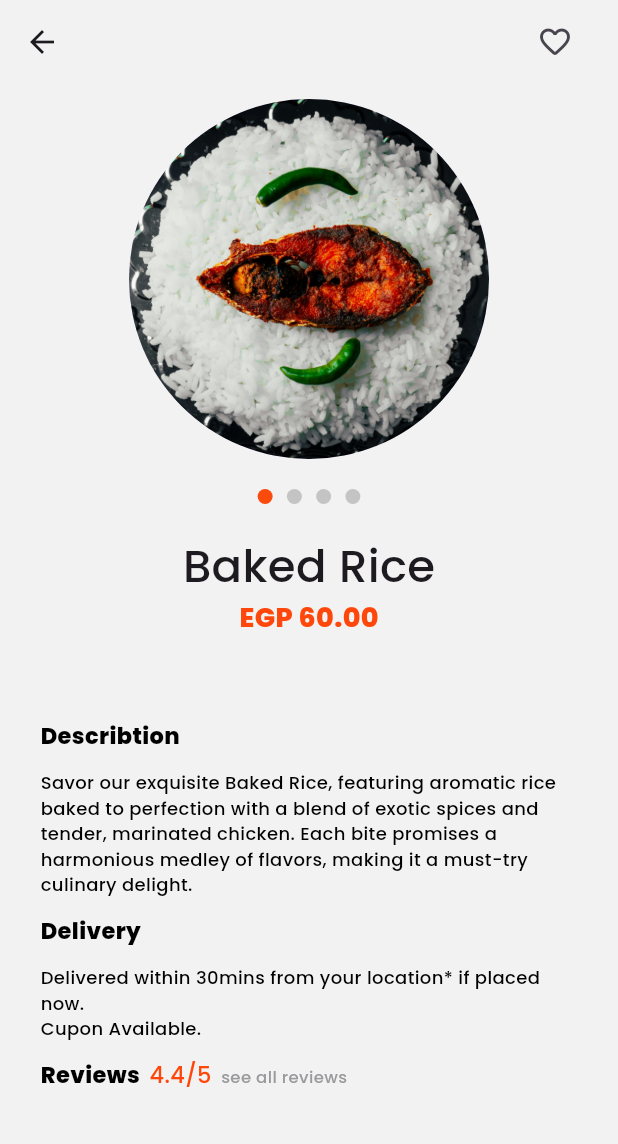
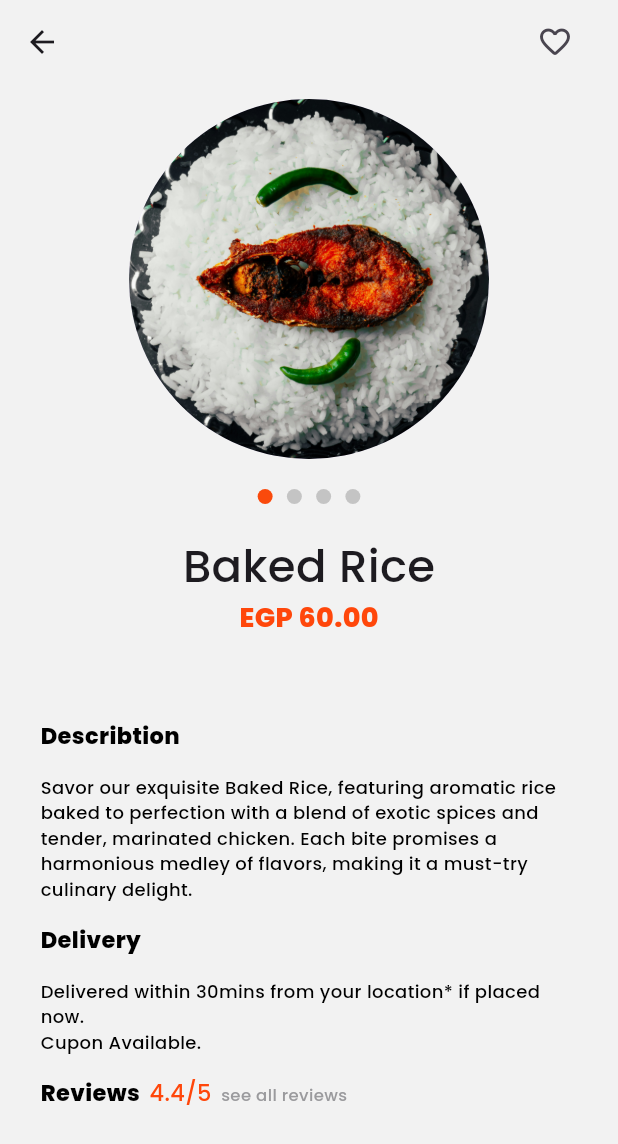
Before and after one commit to TheDestro22/food_delivery_app, a Flutter app: the BakedRice screen opened directly, on a phone screen of 412 x 824 dp. Shown: the top 1144 px of the screen. Run offline on Flutter 3.47's test engine with Material 3 defaults, Android fonts, the phone set to English and light mode, and no system bars; missing offline and left inert: pretty_animated_buttons.

Commit message:
Minor Change

```diff
--- a/lib/BakedRice.dart
+++ b/lib/BakedRice.dart
@@ -89,7 +89,7 @@ class _BakedRiceState extends State<BakedRice> {
                   crossAxisAlignment: CrossAxisAlignment.start,
                   children: [
                     Padding(
-                      padding: EdgeInsets.only(bottom: 12, top: 55),
+                      padding: EdgeInsets.only(bottom: 15, top: 55),
                       child: Text(
                         'Describtion',
                         style: TextStyle(
@@ -100,7 +100,7 @@ class _BakedRiceState extends State<BakedRice> {
                       ),
                     ),
                     Padding(
-                      padding: EdgeInsets.only(bottom: 12),
+                      padding: EdgeInsets.only(bottom: 15),
                       child: Text(
                         'Savor our exquisite Baked Rice, featuring aromatic rice baked to perfection with a blend of exotic spices and tender, marinated chicken. Each bite promises a harmonious medley of flavors, making it a must-try culinary delight.',
                         style: TextStyle(
@@ -110,7 +110,7 @@ class _BakedRiceState extends State<BakedRice> {
                       ),
                     ),
                     Padding(
-                      padding: EdgeInsets.only(bottom: 12),
+                      padding: EdgeInsets.only(bottom: 15),
                       child: Text(
                         'Delivery',
                         style: TextStyle(
@@ -121,7 +121,7 @@ class _BakedRiceState extends State<BakedRice> {
                       ),
                     ),
                     Padding(
-                      padding: EdgeInsets.only(bottom: 12),
+                      padding: EdgeInsets.only(bottom: 15),
                       child: Text(
                         'Delivered within 30mins from your location* if placed now.\nCupon Available.',
                         style: TextStyle(
@@ -131,7 +131,7 @@ class _BakedRiceState extends State<BakedRice> {
                       ),
                     ),
                     Padding(
-                      padding: EdgeInsets.only(bottom: 12),
+                      padding: EdgeInsets.only(bottom: 10),
                       child: Text.rich(TextSpan(
                           text: 'Reviews  ',
                           style: TextStyle(
@@ -159,7 +159,7 @@ class _BakedRiceState extends State<BakedRice> {
                   ],
                 ),
                 Padding(
-                  padding: EdgeInsets.only(top: 170),
+                  padding: EdgeInsets.only(top: 160),
                   child: PrettyFuzzyButton(
                       radius: 90,
                       originalColor: Color(0xFFfa4a0c),
```
